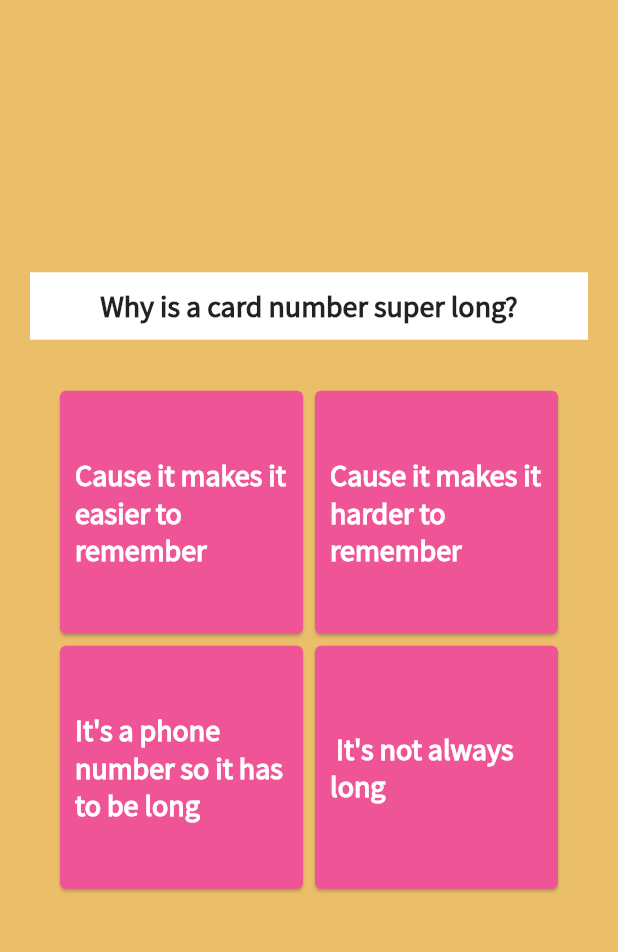
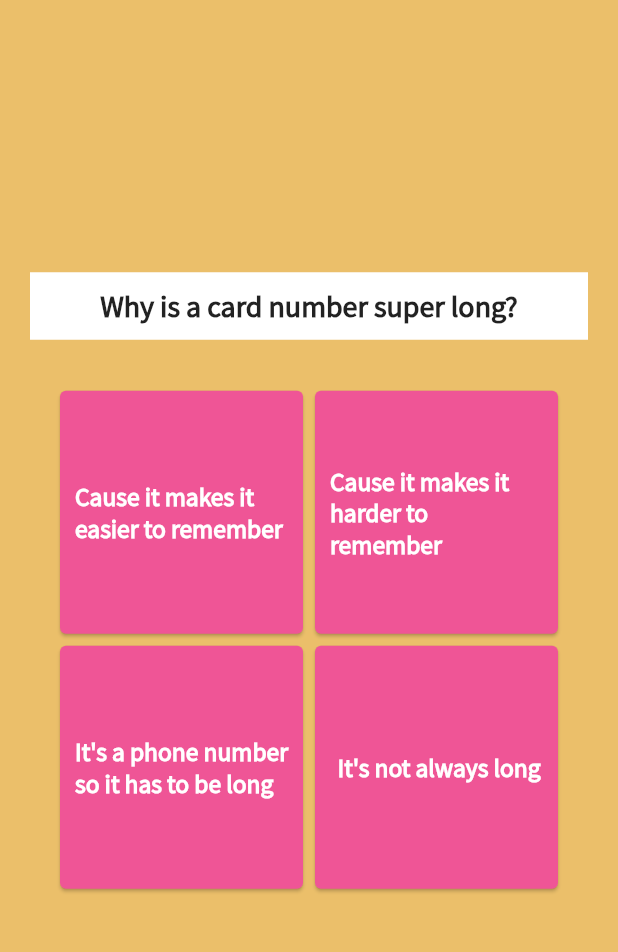
Before and after one commit to ameysunu/HackPSU, a Flutter app: the Quiz screen opened directly, on a phone screen of 412 x 824 dp, the part 84-1036 px from its top. Run offline on Flutter 3.47's test engine with Material 2 defaults, Android fonts, the phone set to English and light mode, and no system bars; our stand-ins replace cloud_firestore, firebase_auth, firebase_core, google_sign_in, hexcolor; missing offline and left inert: flutter_dialogflow; accounts and stored records are empty.

Commit message:
bug fixes

```diff
--- a/lib/pages/answers.dart
+++ b/lib/pages/answers.dart
@@ -23,7 +23,7 @@ class Answers extends StatelessWidget {
                 answertext,
                 style: TextStyle(
                     fontFamily: 'SourceSansPro',
-                    fontSize: 20,
+                    fontSize: 17,
                     fontWeight: FontWeight.bold,
                     color: Colors.white),
               )),
```
